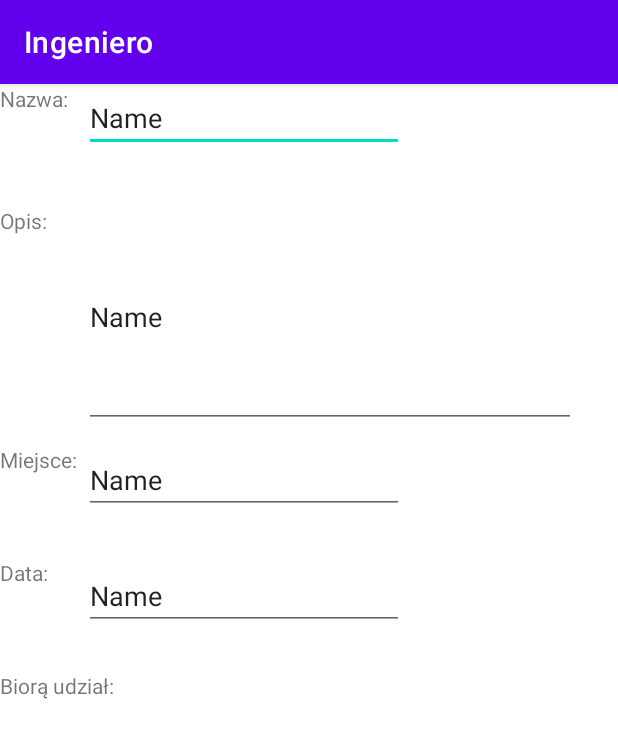
After one commit to ePiwo-Team/Mobilka, an Android app: the fragment MeetingCardFragment shown on its own in the app's theme, on a phone screen of 412 x 824 dp. The commit adds this screen. Shown: the top 738 px of the screen. Run offline under Robolectric (Android 15) with nearby library versions, the phone set to English and light mode, and no system bars.

```diff
--- a/app/src/main/java/com/epiwo/front/MainPage.java
+++ b/app/src/main/java/com/epiwo/front/MainPage.java
@@ -8,6 +8,8 @@
 import android.view.Menu;
 import android.widget.TextView;
 import android.widget.Toast;
+
+import com.epiwo.logic.Food;
 import com.epiwo.logic.User;
 import com.google.android.material.floatingactionbutton.FloatingActionButton;
 import com.google.android.material.navigation.NavigationView;
@@ -51,7 +53,7 @@
         NavController navController = Navigation.findNavController(this, R.id.nav_host_fragment);
         NavigationUI.setupActionBarWithNavController(this, navController, mAppBarConfiguration);
         NavigationUI.setupWithNavController(navigationView, navController);
-
+        Food.loadFoods();
         User.me.refreshUser();
     }
 
@@ -81,7 +83,7 @@
 
         switch (item.getItemId()) {
             case R.id.action_search:
-                View v = page.getCurrentFocus();
+                View v = page.findViewById(R.id.nav_host_fragment);
                 Toast.makeText(this, "chyba, że hoho", Toast.LENGTH_SHORT).show();
                 Navigation.findNavController(v).navigate(R.id.nav_search);
                 break;
--- /dev/null
+++ b/app/src/main/java/com/epiwo/front/ui/moderator/MeetingCardFragment.java
@@ -0,0 +1,22 @@
+package com.epiwo.front.ui.moderator;
+
+import android.os.Bundle;
+
+import androidx.fragment.app.Fragment;
+
+import android.view.LayoutInflater;
+import android.view.View;
+import android.view.ViewGroup;
+
+import com.epiwo.front.R;
+
+public class MeetingCardFragment extends Fragment {
+
+
+    @Override
+    public View onCreateView(LayoutInflater inflater, ViewGroup container,
+                             Bundle savedInstanceState) {
+
+        return inflater.inflate(R.layout.fragment_meeting_card, container, false);
+    }
+}
--- a/app/src/main/res/layout/fragment_home.xml
+++ b/app/src/main/res/layout/fragment_home.xml
@@ -5,7 +5,6 @@
     android:layout_width="match_parent"
     android:layout_height="match_parent"
     tools:context=".ui.home.HomeFragment">
-
 
     <androidx.recyclerview.widget.RecyclerView
         android:id="@+id/meetings_list"
--- /dev/null
+++ b/app/src/main/res/layout/fragment_meeting_card.xml
@@ -0,0 +1,112 @@
+<?xml version="1.0" encoding="utf-8"?>
+<androidx.constraintlayout.widget.ConstraintLayout xmlns:android="http://schemas.android.com/apk/res/android"
+    xmlns:app="http://schemas.android.com/apk/res-auto"
+    xmlns:tools="http://schemas.android.com/tools"
+    android:id="@+id/frameLayout"
+    android:layout_width="match_parent"
+    android:layout_height="match_parent"
+    tools:context=".ui.moderator.MeetingCardFragment">
+
+    <!-- TODO: Update blank fragment layout -->
+
+    <ImageView
+        android:id="@+id/imageView5"
+        android:layout_width="wrap_content"
+        android:layout_height="wrap_content"
+        app:layout_constraintStart_toStartOf="parent"
+        app:layout_constraintTop_toTopOf="parent"
+        tools:src="@tools:sample/avatars" />
+
+    <TextView
+        android:id="@+id/textViewMeetingNameHint"
+        android:layout_width="wrap_content"
+        android:layout_height="wrap_content"
+        android:text="@string/meeting_name_hint_short"
+        app:layout_constraintStart_toStartOf="parent"
+        app:layout_constraintTop_toBottomOf="@+id/imageView5" />
+
+    <TextView
+        android:id="@+id/textViewMeetingDescHint"
+        android:layout_width="wrap_content"
+        android:layout_height="wrap_content"
+        android:layout_marginTop="62dp"
+        android:text="@string/meeting_desc_hint_short"
+        app:layout_constraintStart_toStartOf="parent"
+        app:layout_constraintTop_toBottomOf="@+id/textViewMeetingNameHint" />
+
+    <TextView
+        android:id="@+id/textViewMeetingPlaceHint"
+        android:layout_width="wrap_content"
+        android:layout_height="wrap_content"
+        android:layout_marginTop="140dp"
+        android:text="@string/meeting_place_hint_short"
+        app:layout_constraintStart_toStartOf="parent"
+        app:layout_constraintTop_toBottomOf="@+id/textViewMeetingDescHint" />
+
+    <TextView
+        android:id="@+id/textViewMeetingDateHint"
+        android:layout_width="wrap_content"
+        android:layout_height="wrap_content"
+        android:layout_marginTop="56dp"
+        android:text="@string/meeting_date_hint_short"
+        app:layout_constraintStart_toStartOf="parent"
+        app:layout_constraintTop_toBottomOf="@+id/textViewMeetingPlaceHint" />
+
+    <EditText
+        android:id="@+id/editTextMeetingCardName"
+        android:layout_width="wrap_content"
+        android:layout_height="wrap_content"
+        android:layout_marginStart="56dp"
+        android:ems="10"
+        android:inputType="textPersonName"
+        android:text="Name"
+        app:layout_constraintStart_toStartOf="parent"
+        app:layout_constraintTop_toBottomOf="@+id/imageView5" />
+
+    <EditText
+        android:id="@+id/editTextMeetingCardPlace"
+        android:layout_width="wrap_content"
+        android:layout_height="wrap_content"
+        android:layout_marginStart="56dp"
+        android:layout_marginTop="12dp"
+        android:ems="10"
+        android:inputType="textPersonName"
+        android:text="Name"
+        app:layout_constraintStart_toStartOf="parent"
+        app:layout_constraintTop_toBottomOf="@+id/editTextMeetingCardDesc" />
+
+    <EditText
+        android:id="@+id/editTextMeetingCardDate"
+        android:layout_width="wrap_content"
+        android:layout_height="wrap_content"
+        android:layout_marginStart="56dp"
+        android:layout_marginTop="32dp"
+        android:ems="10"
+        android:inputType="textPersonName"
+        android:text="Name"
+        app:layout_constraintStart_toStartOf="parent"
+        app:layout_constraintTop_toBottomOf="@+id/editTextMeetingCardPlace" />
+
+    <EditText
+        android:id="@+id/editTextMeetingCardDesc"
+        android:layout_width="328dp"
+        android:layout_height="148dp"
+        android:layout_marginStart="56dp"
+        android:layout_marginTop="36dp"
+        android:ems="10"
+        android:inputType="textPersonName"
+        android:text="Name"
+        app:layout_constraintStart_toStartOf="parent"
+        app:layout_constraintTop_toBottomOf="@+id/editTextMeetingCardName" />
+
+    <TextView
+        android:id="@+id/textView12"
+        android:layout_width="wrap_content"
+        android:layout_height="wrap_content"
+        android:layout_marginTop="56dp"
+        android:text="@string/meeting_date_hint_users"
+        app:layout_constraintStart_toStartOf="parent"
+        app:layout_constraintTop_toBottomOf="@+id/textViewMeetingDateHint" />
+
+
+</androidx.constraintlayout.widget.ConstraintLayout>
--- a/app/src/main/res/menu/activity_main_drawer.xml
+++ b/app/src/main/res/menu/activity_main_drawer.xml
@@ -20,6 +20,5 @@
             android:id="@+id/nav_logout"
             android:icon="@drawable/sign_out"
             android:title="@string/menu_logout" />
-
     </group>
 </menu>
--- a/app/src/main/res/navigation/mobile_navigation.xml
+++ b/app/src/main/res/navigation/mobile_navigation.xml
@@ -39,5 +39,11 @@
         android:name="com.epiwo.front.ui.moderator.ModeratorFragment"
         android:label="@string/my_meetings"
         tools:layout="@layout/fragment_moderator"/>
+    <fragment
+        android:id="@+id/nav_meeting_card"
+        android:name="com.epiwo.front.ui.moderator.MeetingCardFragment"
+        android:label="Meeting Card"
+        tools:layout="@layout/fragment_meeting_card"/>
+
 
 </navigation>
--- a/app/src/main/res/values/strings.xml
+++ b/app/src/main/res/values/strings.xml
@@ -18,6 +18,13 @@
     <string name="place_hint">Miejsce Spotkania:</string>
     <string name="desc_hint">Opis Spotkania:</string>
     <string name="name_hint">Nazwa Spotkania:</string>
+    <string name="meeting_name_hint_short">Nazwa: </string>
+    <string name="meeting_desc_hint_short">Opis: </string>
+    <string name="meeting_place_hint_short">Miejsce: </string>
+    <string name="meeting_date_hint_short">Data: </string>
+    <string name="meeting_date_hint_users">Biorą udział:</string>
+
+
     <string name="date_hint">Data spotkania YYYY-MM-DD-HH-MM-SS</string>
     <string name="create_meeting">Utwórz spotkanie!</string>
     <string name="my_meetings">Moje spotkania</string>
@@ -55,9 +62,4 @@
     <string name="second_fragment_label">Second Fragment</string>
     <string name="next">Next</string>
     <string name="previous">Previous</string>
-
-    <string name="hello_first_fragment">Hello first fragment</string>
-    <string name="hello_second_fragment">Hello second fragment. Arg: %1$s</string>
-    <!-- TODO: Remove or change this placeholder text -->
-    <string name="hello_blank_fragment">Hello blank fragment</string>
 </resources>
```
Also changed, not shown: app/src/main/java/com/epiwo/front/AddMeeting.java (+4 -3 lines), app/src/main/java/com/epiwo/front/Register.java (+4 -4 lines), app/src/main/java/com/epiwo/front/ui/moderator/ModeratorFragment.java (+20 -1 lines), app/src/main/java/com/epiwo/front/ui/moderator/ModeratorMeetingAdapter.java (added, +53 -0 lines), app/src/main/java/com/epiwo/logic/Food.java (+19 -0 lines), app/src/main/java/com/epiwo/logic/Meeting.java (+13 -16 lines), app/src/main/java/com/epiwo/network/Siec.java (+5 -4 lines), app/src/main/res/layout/fragment_moderator.xml (+15 -5 lines).
